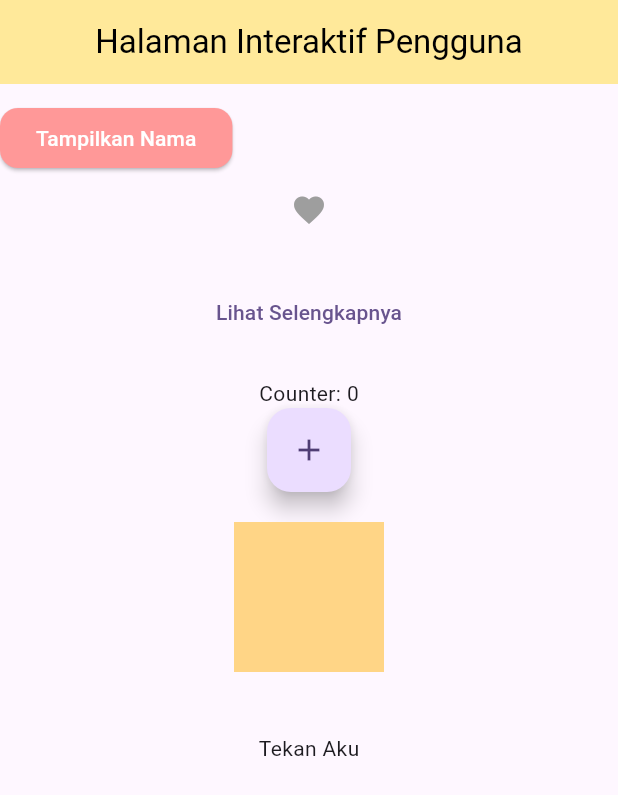
After one commit to shellasagita/ppkd_b_2, a Flutter app: the screen it shows after launch, on a phone screen of 412 x 824 dp. The commit adds this screen. Shown: the top 795 px of the screen. Run offline on Flutter 3.47's test engine with Material 3 defaults, Android fonts, the phone set to English and light mode, and no system bars.

Commit message:
tugas 5 flutter

```diff
--- a/lib/main.dart
+++ b/lib/main.dart
@@ -7,6 +7,8 @@ import 'package:ppkd_b_2/meet_3/meet_3a.dart';
 import 'package:ppkd_b_2/meet_4/meet_4a.dart';
 import 'package:ppkd_b_2/meet_4/tugas_3_flutter.dart';
 import 'package:ppkd_b_2/meet_4/tugas_4_flutter.dart';
+import 'package:ppkd_b_2/meet_5/meet_5.dart';
+import 'package:ppkd_b_2/meet_5/tugas_5_flutter.dart';
 // import 'package:ppkd_b_2/meet_2/meet_2.dart';
 
 void main() {
@@ -25,7 +27,7 @@ class MyApp extends StatelessWidget {
       theme: ThemeData(
         colorScheme: ColorScheme.fromSeed(seedColor: Colors.deepPurple),
       ),
-      home: const Tugas4DaftarProduk(),
+      home: const Tugas5HalamanInteraksi(),
     );
   }
 }
--- /dev/null
+++ b/lib/meet_5/tugas_5_flutter.dart
@@ -0,0 +1,133 @@
+import 'package:flutter/material.dart';
+
+class Tugas5HalamanInteraksi extends StatefulWidget {
+  const Tugas5HalamanInteraksi({super.key});
+
+  @override
+  State<Tugas5HalamanInteraksi> createState() => _Tugas5HalamanInteraksiState();
+}
+
+class _Tugas5HalamanInteraksiState extends State<Tugas5HalamanInteraksi> {
+  String Nama = '';
+  bool isLiked = false;
+  bool showDescription = false;
+  int counter = 0;
+  bool showTextInkwell = false;
+
+  @override
+  Widget build(BuildContext context) {
+    return Scaffold(
+      appBar: AppBar(
+        backgroundColor: Color(0xffFFE99A),
+        centerTitle: true,
+        title: Text(
+          'Halaman Interaktif Pengguna',
+          style: TextStyle(color: Colors.black),
+        ),
+      ),
+      body: Column(
+        children: [
+          SizedBox(height: 12),
+          Row(
+            children: [
+              ElevatedButton(
+                style: ElevatedButton.styleFrom(
+                  backgroundColor: Color(0xffFF9898),
+                  shape: RoundedRectangleBorder(
+                    borderRadius: BorderRadius.circular(12),
+                  ),
+                ),
+                onPressed: () {
+                  print('Nama saya: Kecap Manis');
+                  setState(() {
+                    Nama = Nama.isEmpty ? 'Nama saya: Kecap Manis' : '';
+                  });
+
+                  print('Tampilkan');
+                },
+                child: Text(
+                  'Tampilkan Nama',
+                  style: TextStyle(color: Colors.white),
+                ),
+              ),
+              SizedBox(width: 16),
+              Text(Nama),
+              const SizedBox(height: 20),
+            ],
+          ),
+          // IconButton
+          IconButton(
+            icon: Icon(
+              Icons.favorite,
+              color: isLiked ? Colors.red : Colors.grey,
+            ),
+            onPressed: () {
+              setState(() {
+                isLiked = !isLiked;
+              });
+              print('Disukai');
+            },
+          ),
+          if (isLiked) const Text('Disukai'),
+          const SizedBox(height: 20),
+
+          // TextButton
+          TextButton(
+            onPressed: () {
+              setState(() {
+                showDescription = !showDescription;
+              });
+            },
+            child: const Text('Lihat Selengkapnya'),
+          ),
+          if (showDescription)
+            const Padding(
+              padding: EdgeInsets.only(top: 8),
+              child: Text(
+                'Ini adalah deskripsi tambahan yang ditampilkan ketika tombol ditekan.',
+              ),
+            ),
+          const SizedBox(height: 20),
+
+          //FloatingActionButton
+          Text('Counter: $counter'),
+          FloatingActionButton(
+            child: Icon(Icons.add),
+            onPressed: () {
+              setState(() {
+                counter++;
+              });
+            },
+          ),
+          const SizedBox(height: 20),
+
+          //Inkwell
+          InkWell(
+            onTap: () {
+              setState(() {
+                showTextInkwell = !showTextInkwell;
+                print('Kotak disentuh');
+              });
+            },
+            child: Container(height: 100, width: 100, color: Color(0xffFFD586)),
+          ),
+          Text(showTextInkwell ? 'tampil' : ''),
+          const SizedBox(height: 20),
+
+          GestureDetector(
+            child: Text('Tekan Aku'),
+            onTap: () {
+              print('Ditekan sekali');
+            },
+            onDoubleTap: () {
+              print("Ditekan dua kali");
+            },
+            onLongPress: () {
+              print('Tahan Lama');
+            },
+          ),
+        ],
+      ),
+    );
+  }
+}
```
Also changed, not shown: lib/meet_4/tugas_4_flutter.dart (+10 -2 lines), lib/meet_5/meet_5.dart (added, +175 -0 lines).
